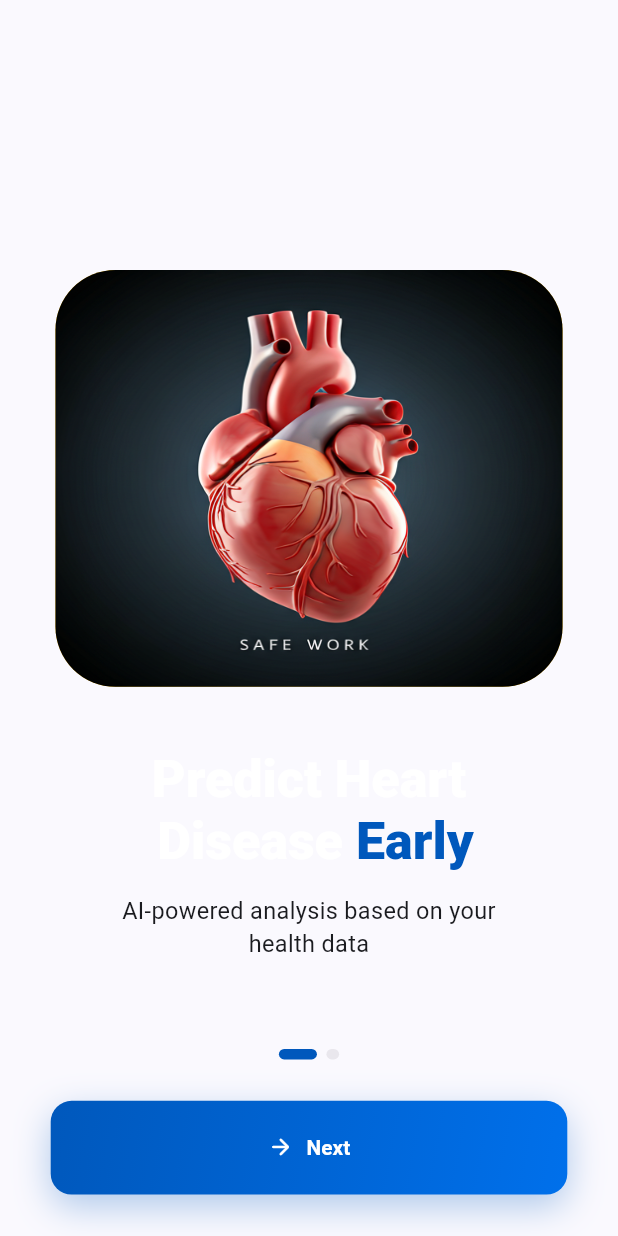
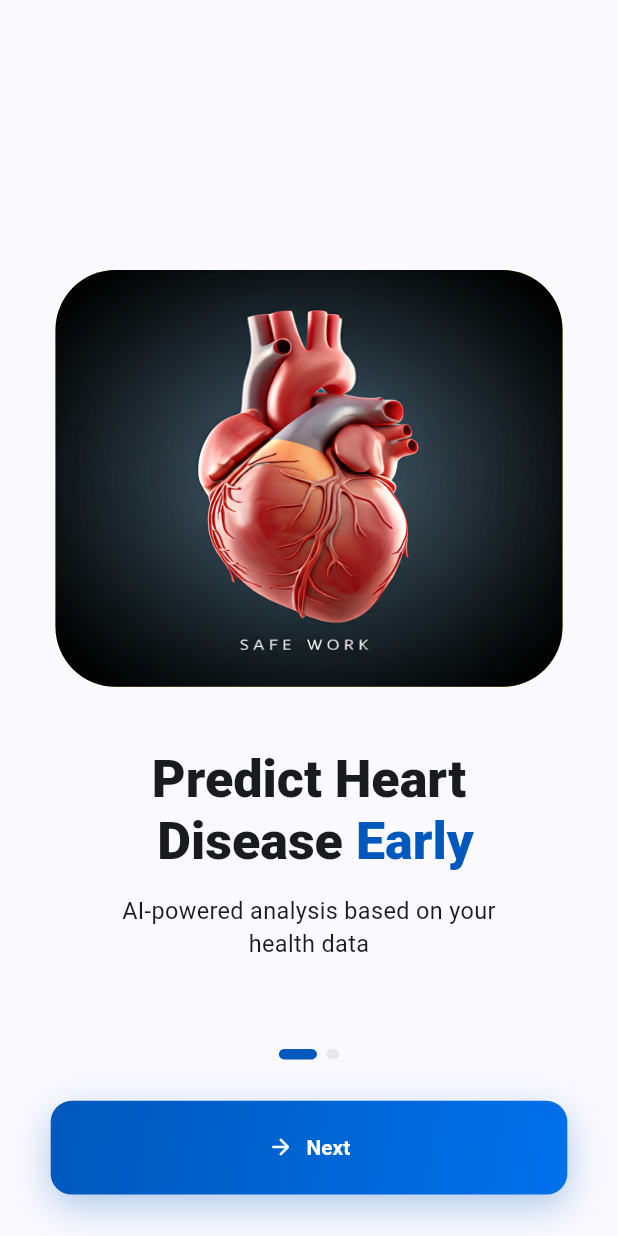
Before and after one commit to ME-ElSayed/heart-disease-prediction, a Flutter app: the screen it shows after launch, on a phone screen of 412 x 824 dp. Run offline on Flutter 3.47's test engine with Material 3 defaults, Android fonts, the light colour scheme and no system bars; drawn by our look-alikes of smooth_page_indicator; our stand-ins replace dio, flutter_bloc, flutter_dotenv, flutter_screenutil, get_it, go_router and 4 more.

Commit message:
Update text color in WelcomePage to adapt to theme's color scheme

```diff
--- a/lib/features/onboarding/view/widgets/welcome_page.dart
+++ b/lib/features/onboarding/view/widgets/welcome_page.dart
@@ -37,7 +37,9 @@ class WelcomePage extends StatelessWidget {
               children: [
                 TextSpan(
                   text: 'Predict Heart\n Disease ',
-                  style: TextStyles.font40BlackExtraBold,
+                  style: TextStyles.font40BlackExtraBold.copyWith(
+                    color: Theme.of(context).colorScheme.onSurface,
+                  ),
                 ),
                 TextSpan(
                   text: 'Early',
```
